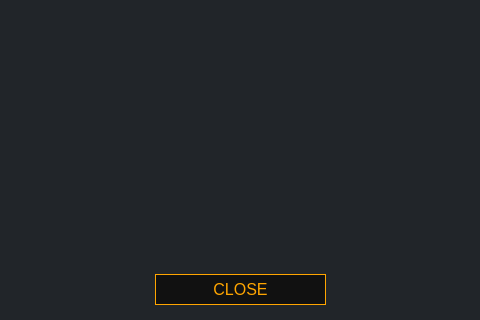
ConcealNetwork/conceal-desktop, file src/gui/ui/transactiondetailsdialog.ui: the form before one commit; both pictures show x 128 to 608 and y 160 to 480 of the 736 by 480 pixel window.
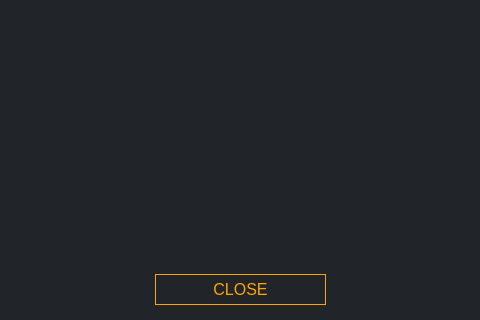
The form after the commit.

Patch:
```diff
--- a/src/gui/ui/transactiondetailsdialog.ui
+++ b/src/gui/ui/transactiondetailsdialog.ui
@@ -107,7 +107,7 @@
         <font/>
        </property>
        <property name="styleSheet">
-        <string notr="true">QPushButton#m_okButton {color: orange; background-color: #111111; border: 1px solid orange; font-size: 16px;}
+        <string notr="true">QPushButton#m_okButton {color: orange;  border: 1px solid orange; font-size: 16px;}
 
 QPushButton#m_okButton:hover {color: orange; background-color: #111111; border: 2px solid orange; font-size: 16px;}</string>
        </property>
```
Left out of the diff: 2 changed lines with no effect on the pictures.
